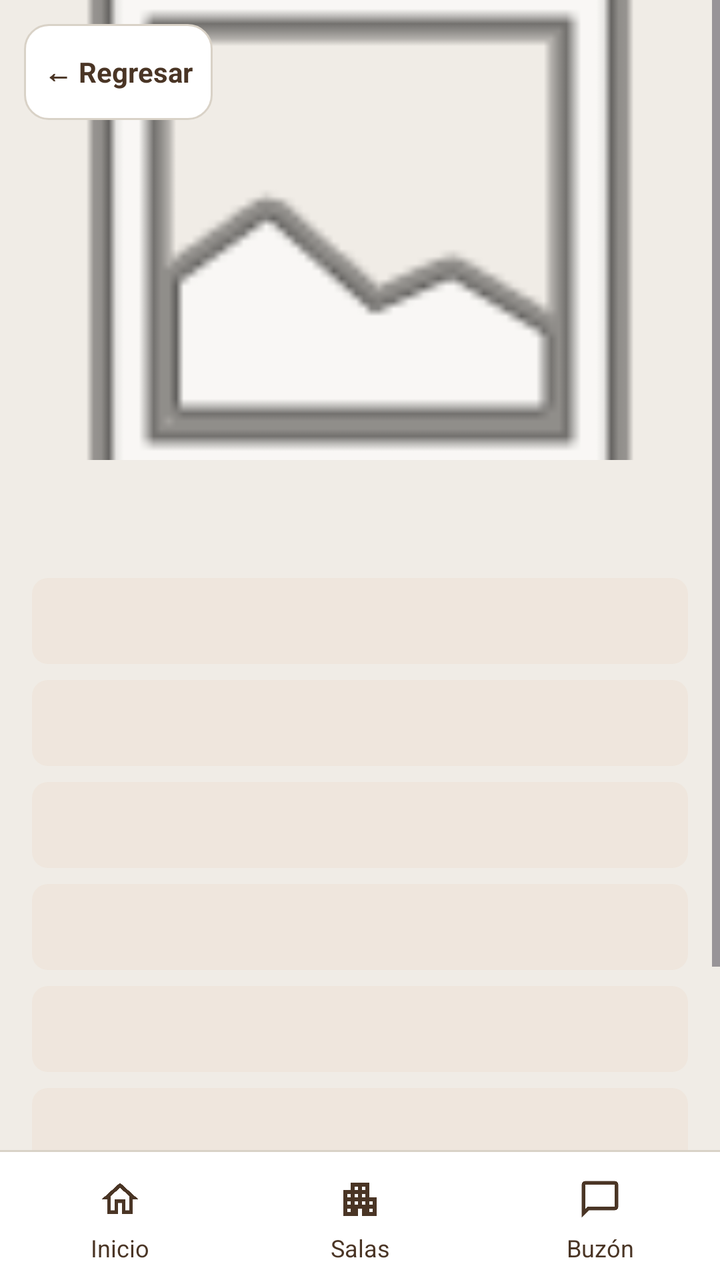
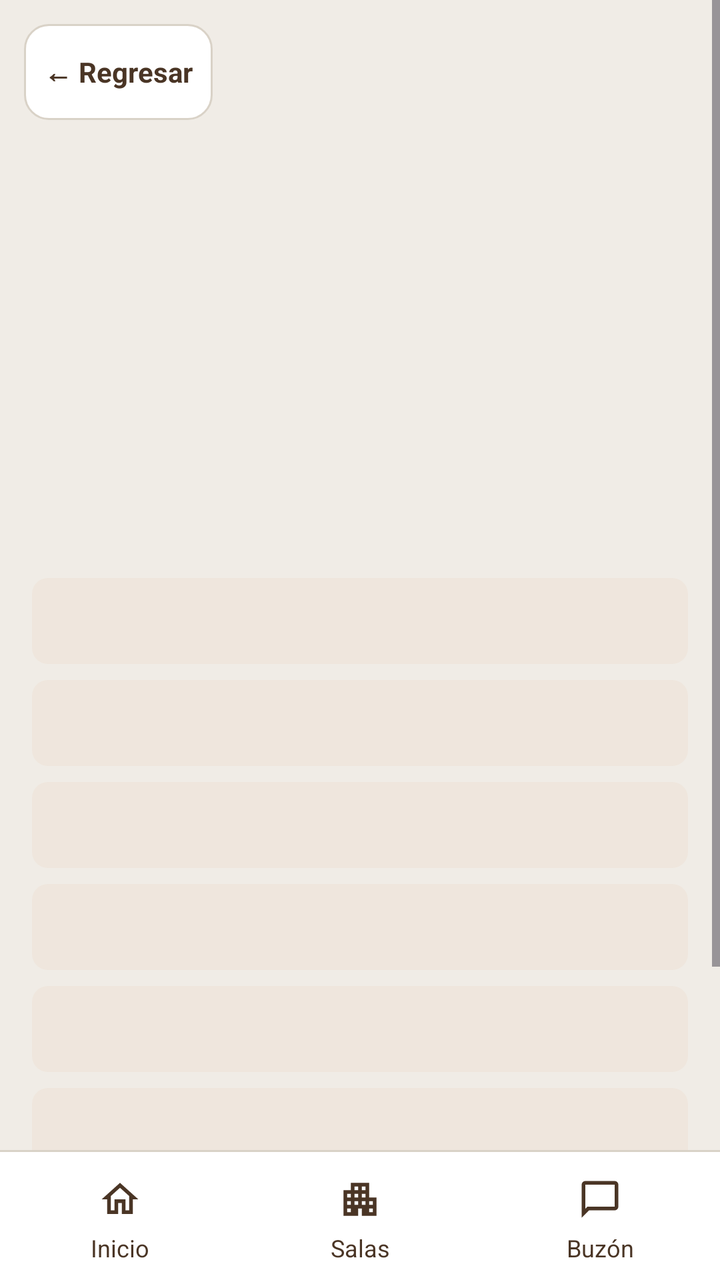

An Android layout rendered at two revisions. The XML below is the earlier revision; the diff shows what the commit changed to produce the second picture.
<!-- AndroidManifest.xml: application theme Theme.MeetHub -->
<!-- res/layout/activity_detalle_sala.xml -->
<?xml version="1.0" encoding="utf-8"?>
<LinearLayout
    xmlns:android="http://schemas.android.com/apk/res/android"
    xmlns:app="http://schemas.android.com/apk/res-auto"
    android:id="@+id/main"
    android:layout_width="match_parent"
    android:layout_height="match_parent"
    android:orientation="vertical"
    android:background="@color/fondo">
    <ScrollView
        android:layout_width="match_parent"
        android:layout_height="0dp"
        android:layout_weight="1">
        <LinearLayout
            android:layout_width="match_parent"
            android:layout_height="wrap_content"
            android:orientation="vertical">
            <FrameLayout
                android:layout_width="match_parent"
                android:layout_height="wrap_content">
                <ImageView
                    android:id="@+id/imgSala"
                    android:layout_width="match_parent"
                    android:layout_height="230dp"
                    android:scaleType="centerCrop"
                    android:src="@android:drawable/ic_menu_gallery" />
                <TextView
                    android:id="@+id/btnRegresar"
                    android:layout_width="wrap_content"
                    android:layout_height="wrap_content"
                    android:text="@string/btn_regresar"
                    android:textSize="14sp"
                    android:textStyle="bold"
                    android:textColor="@color/cafe"
                    android:background="@drawable/fondo_tarjeta"
                    android:padding="10dp"
                    android:layout_gravity="top|start"
                    android:layout_marginLeft="12dp"
                    android:layout_marginTop="12dp"
                    android:clickable="true"
                    android:focusable="true"
                    android:gravity="center_vertical"
                    android:minHeight="48dp" />
            </FrameLayout>
            <TextView
                android:id="@+id/txtNombre"
                android:layout_width="match_parent"
                android:layout_height="wrap_content"
                android:textSize="20sp"
                android:textStyle="bold"
                android:textColor="@color/cafe"
                android:padding="16dp"
                android:textAllCaps="true" />
            <TextView
                android:id="@+id/txtUbicacion"
                android:layout_width="match_parent"
                android:layout_height="wrap_content"
                android:textSize="14sp"
                android:background="@drawable/fondo_aviso"
                android:padding="12dp"
                android:layout_marginLeft="16dp"
                android:layout_marginRight="16dp"
                android:layout_marginBottom="8dp"
                android:textColor="@color/texto" />
            <TextView
                android:id="@+id/txtCapacidad"
                android:layout_width="match_parent"
                android:layout_height="wrap_content"
                android:textSize="14sp"
                android:background="@drawable/fondo_aviso"
                android:padding="12dp"
                android:layout_marginLeft="16dp"
                android:layout_marginRight="16dp"
                android:layout_marginBottom="8dp"
                android:textColor="@color/texto" />
            <TextView
                android:id="@+id/txtAforo"
                android:layout_width="match_parent"
                android:layout_height="wrap_content"
                android:textSize="14sp"
                android:background="@drawable/fondo_aviso"
                android:padding="12dp"
                android:layout_marginLeft="16dp"
                android:layout_marginRight="16dp"
                android:layout_marginBottom="8dp"
                android:textColor="@color/texto" />
            <TextView
                android:id="@+id/txtHorario"
                android:layout_width="match_parent"
                android:layout_height="wrap_content"
                android:textSize="14sp"
                android:background="@drawable/fondo_aviso"
                android:padding="12dp"
                android:layout_marginLeft="16dp"
                android:layout_marginRight="16dp"
                android:layout_marginBottom="8dp"
                android:textColor="@color/texto" />
            <TextView
                android:id="@+id/txtEquipamiento"
                android:layout_width="match_parent"
                android:layout_height="wrap_content"
                android:textSize="14sp"
                android:background="@drawable/fondo_aviso"
                android:padding="12dp"
                android:layout_marginLeft="16dp"
                android:layout_marginRight="16dp"
                android:layout_marginBottom="8dp"
                android:textColor="@color/texto" />
            <TextView
                android:id="@+id/txtDescripcion"
                android:layout_width="match_parent"
                android:layout_height="wrap_content"
                android:textSize="14sp"
                android:background="@drawable/fondo_aviso"
                android:padding="12dp"
                android:layout_marginLeft="16dp"
                android:layout_marginRight="16dp"
                android:layout_marginBottom="8dp"
                android:textColor="@color/texto" />
            <View
                android:layout_width="match_parent"
                android:layout_height="1dp"
                android:background="@color/borde"
                android:layout_marginLeft="16dp"
                android:layout_marginRight="16dp"
                android:layout_marginTop="8dp" />
            <Button
                android:id="@+id/btnReservar"
                android:layout_width="match_parent"
                android:layout_height="wrap_content"
                android:text="@string/detalle_btn_reservar"
                android:backgroundTint="@color/cafe"
                android:textColor="@color/blanco"
                android:layout_marginTop="16dp"
                android:textSize="16sp"
                android:layout_marginLeft="16dp"
                android:layout_marginRight="16dp"
                android:layout_marginBottom="16dp" />
        </LinearLayout>
    </ScrollView>
    <include
        android:layout_width="match_parent"
        android:layout_height="wrap_content"
        layout="@layout/barra_inferior" />
</LinearLayout>
<!-- res/layout/barra_inferior.xml (included above) -->
<?xml version="1.0" encoding="utf-8"?>
<LinearLayout
    xmlns:android="http://schemas.android.com/apk/res/android"
    xmlns:app="http://schemas.android.com/apk/res-auto"
    android:layout_width="match_parent"
    android:layout_height="wrap_content"
    android:orientation="vertical"
    android:background="@color/blanco">
    <View
        android:layout_width="match_parent"
        android:layout_height="1dp"
        android:background="@color/borde" />
    <LinearLayout
        android:layout_width="match_parent"
        android:layout_height="64dp"
        android:orientation="horizontal">
        <LinearLayout
            android:id="@+id/btnInicio"
            android:layout_width="0dp"
            android:layout_height="match_parent"
            android:orientation="vertical"
            android:layout_weight="1"
            android:gravity="center"
            android:clickable="true"
            android:focusable="true">
            <ImageView
                android:id="@+id/icInicio"
                android:layout_width="56dp"
                android:layout_height="32dp"
                android:src="@drawable/ic_inicio"
                android:contentDescription="@null"
                app:tint="@color/cafe"
                android:padding="5dp" />
            <TextView
                android:id="@+id/txtNavInicio"
                android:layout_width="match_parent"
                android:layout_height="wrap_content"
                android:text="@string/nav_inicio"
                android:textSize="12sp"
                android:textColor="@color/cafe"
                android:gravity="center" />
        </LinearLayout>
        <LinearLayout
            android:id="@+id/btnSalas"
            android:layout_width="0dp"
            android:layout_height="match_parent"
            android:orientation="vertical"
            android:layout_weight="1"
            android:gravity="center"
            android:clickable="true"
            android:focusable="true">
            <ImageView
                android:id="@+id/icSalas"
                android:layout_width="56dp"
                android:layout_height="32dp"
                android:src="@drawable/ic_salas"
                android:contentDescription="@null"
                app:tint="@color/cafe"
                android:padding="5dp" />
            <TextView
                android:id="@+id/txtNavSalas"
                android:layout_width="match_parent"
                android:layout_height="wrap_content"
                android:text="@string/nav_salas"
                android:textSize="12sp"
                android:textColor="@color/cafe"
                android:gravity="center" />
        </LinearLayout>
        <LinearLayout
            android:id="@+id/btnBuzon"
            android:layout_width="0dp"
            android:layout_height="match_parent"
            android:orientation="vertical"
            android:layout_weight="1"
            android:gravity="center"
            android:clickable="true"
            android:focusable="true">
            <ImageView
                android:id="@+id/icBuzon"
                android:layout_width="56dp"
                android:layout_height="32dp"
                android:src="@drawable/ic_buzon"
                android:contentDescription="@null"
                app:tint="@color/cafe"
                android:padding="5dp" />
            <TextView
                android:id="@+id/txtNavBuzon"
                android:layout_width="match_parent"
                android:layout_height="wrap_content"
                android:text="@string/nav_buzon"
                android:textSize="12sp"
                android:textColor="@color/cafe"
                android:gravity="center" />
        </LinearLayout>
    </LinearLayout>
</LinearLayout>
<!-- resources referenced by this layout -->
<resources>
  <color name="blanco">#FFFFFF</color>
  <color name="borde">#D9D2C7</color>
  <color name="cafe">#4A3525</color>
  <color name="fondo">#F0ECE6</color>
  <color name="texto">#222222</color>
  <!-- drawable fondo_aviso (drawable) -->
  <?xml version="1.0" encoding="utf-8"?>
  <shape xmlns:android="http://schemas.android.com/apk/res/android"
      android:shape="rectangle">
      <solid android:color="@color/aviso" />
      <corners android:radius="8dp" />
  </shape>
  <!-- drawable fondo_tarjeta (drawable) -->
  <?xml version="1.0" encoding="utf-8"?>
  <shape xmlns:android="http://schemas.android.com/apk/res/android"
      android:shape="rectangle">
      <solid android:color="@color/blanco" />
      <corners android:radius="12dp" />
      <stroke
          android:width="1dp"
          android:color="@color/borde" />
  </shape>
  <!-- drawable ic_buzon (drawable) -->
  <vector xmlns:android="http://schemas.android.com/apk/res/android" android:height="24dp" android:tint="#5A3E2B" android:viewportHeight="960" android:viewportWidth="960" android:width="24dp">
        
      <path android:fillColor="@android:color/white" android:pathData="M80,880L80,160Q80,127 103.5,103.5Q127,80 160,80L800,80Q833,80 856.5,103.5Q880,127 880,160L880,640Q880,673 856.5,696.5Q833,720 800,720L240,720L80,880ZM206,640L800,640Q800,640 800,640Q800,640 800,640L800,160Q800,160 800,160Q800,160 800,160L160,160Q160,160 160,160Q160,160 160,160L160,685L206,640ZM160,640L160,640L160,160Q160,160 160,160Q160,160 160,160L160,160Q160,160 160,160Q160,160 160,160L160,640Q160,640 160,640Q160,640 160,640Z"/>
      
  </vector>
  <!-- drawable ic_inicio (drawable) -->
  <vector xmlns:android="http://schemas.android.com/apk/res/android" android:height="24dp" android:tint="#5A3E2B" android:viewportHeight="24" android:viewportWidth="24" android:width="24dp">
        
      <path android:fillColor="@android:color/white" android:pathData="M12,5.69l5,4.5V18h-2v-6H9v6H7v-7.81l5,-4.5M12,3L2,12h3v8h6v-6h2v6h6v-8h3L12,3z"/>
      
  </vector>
  <!-- drawable ic_salas (drawable) -->
  <vector xmlns:android="http://schemas.android.com/apk/res/android" android:height="24dp" android:tint="#5A3E2B" android:viewportHeight="960" android:viewportWidth="960" android:width="24dp">
        
      <path android:fillColor="@android:color/white" android:pathData="M120,840L120,280L280,280L280,120L680,120L680,440L840,440L840,840L520,840L520,680L440,680L440,840L120,840ZM200,760L280,760L280,680L200,680L200,760ZM200,600L280,600L280,520L200,520L200,600ZM200,440L280,440L280,360L200,360L200,440ZM360,600L440,600L440,520L360,520L360,600ZM360,440L440,440L440,360L360,360L360,440ZM360,280L440,280L440,200L360,200L360,280ZM520,600L600,600L600,520L520,520L520,600ZM520,440L600,440L600,360L520,360L520,440ZM520,280L600,280L600,200L520,200L520,280ZM680,760L760,760L760,680L680,680L680,760ZM680,600L760,600L760,520L680,520L680,600Z"/>
      
  </vector>
  <string name="btn_regresar">← Regresar</string>
  <string name="detalle_btn_reservar">Reservar sala</string>
  <string name="nav_buzon">Buzón</string>
  <string name="nav_inicio">Inicio</string>
  <string name="nav_salas">Salas</string>
  <style name="Theme.MeetHub" parent="Base.Theme.MeetHub" />
  <color name="aviso">#EFE6DD</color>
  <style name="Base.Theme.MeetHub" parent="Theme.Material3.DayNight.NoActionBar">
          
          
      </style>
</resources>

<!-- the commit's change to res/layout/activity_detalle_sala.xml (unified diff, before → after) -->
@@ -18,12 +18,10 @@
             <FrameLayout
                 android:layout_width="match_parent"
                 android:layout_height="wrap_content">
-                <ImageView
-                    android:id="@+id/imgSala"
+                <androidx.viewpager2.widget.ViewPager2
+                    android:id="@+id/vpGaleria"
                     android:layout_width="match_parent"
-                    android:layout_height="230dp"
-                    android:scaleType="centerCrop"
-                    android:src="@android:drawable/ic_menu_gallery" />
+                    android:layout_height="230dp" />
                 <TextView
                     android:id="@+id/btnRegresar"
                     android:layout_width="wrap_content"
